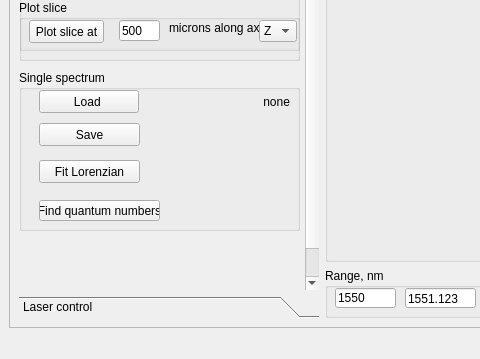
The window that Windows/UIs/MainWindow.ui (al509/ScanLoop) describes before a commit, drawn with Qt 5; both pictures show x 0 to 480 and y 430 to 789 of the 1183 by 789 pixel window.
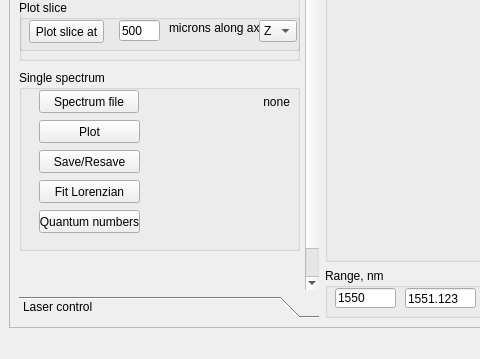
The same window after the commit. The open tabs and pages were chosen to show the change.

The edit to the form file:
```diff
--- a/Windows/UIs/MainWindow.ui
+++ b/Windows/UIs/MainWindow.ui
@@ -1804,7 +1804,7 @@
               <x>0</x>
               <y>350</y>
               <width>281</width>
-              <height>161</height>
+              <height>181</height>
              </rect>
             </property>
             <property name="title">
@@ -1820,7 +1820,7 @@
               </rect>
              </property>
              <property name="text">
-              <string>Load </string>
+              <string>Spectrum file</string>
              </property>
             </widget>
             <widget class="QLabel" name="label_analyzer_single_spectrum_file">
@@ -1839,11 +1839,37 @@
               <set>Qt::AlignRight|Qt::AlignTrailing|Qt::AlignVCenter</set>
              </property>
             </widget>
+            <widget class="QPushButton" name="pushButton_analyzer_plot_single_spectrum">
+             <property name="geometry">
+              <rect>
+               <x>20</x>
+               <y>50</y>
+               <width>101</width>
+               <height>23</height>
+              </rect>
+             </property>
+             <property name="text">
+              <string>Plot</string>
+             </property>
+            </widget>
+            <widget class="QPushButton" name="pushButton_analyzer_save_single_spectrum">
+             <property name="geometry">
+              <rect>
+               <x>20</x>
+               <y>80</y>
+               <width>101</width>
+               <height>23</height>
+              </rect>
+             </property>
+             <property name="text">
+              <string>Save/Resave</string>
+             </property>
+            </widget>
             <widget class="QPushButton" name="pushButton_analyzer_analyze_spectrum">
              <property name="geometry">
               <rect>
                <x>20</x>
-               <y>90</y>
+               <y>110</y>
                <width>101</width>
                <height>23</height>
               </rect>
@@ -1852,30 +1878,17 @@
               <string>Fit Lorenzian</string>
              </property>
             </widget>
-            <widget class="QPushButton" name="pushButton_analyzer_save_slice">
-             <property name="geometry">
-              <rect>
-               <x>20</x>
-               <y>53</y>
-               <width>101</width>
-               <height>23</height>
-              </rect>
-             </property>
-             <property name="text">
-              <string>Save</string>
-             </property>
-            </widget>
             <widget class="QPushButton" name="pushButton_analyzer_quantum_numbers_fitter">
              <property name="geometry">
               <rect>
                <x>20</x>
-               <y>130</y>
-               <width>121</width>
-               <height>21</height>
+               <y>140</y>
+               <width>101</width>
+               <height>23</height>
               </rect>
              </property>
              <property name="text">
-              <string>Find quantum numbers</string>
+              <string>Quantum numbers</string>
              </property>
             </widget>
            </widget>
```
Left out of the diff: 2 changed lines with no effect on the pictures.
